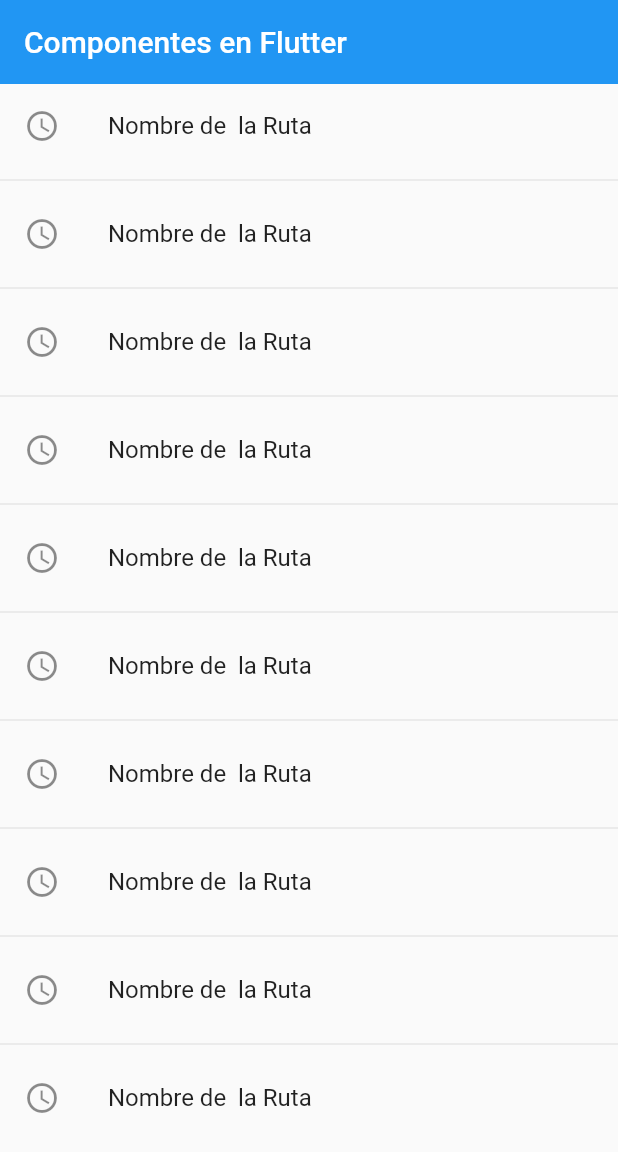
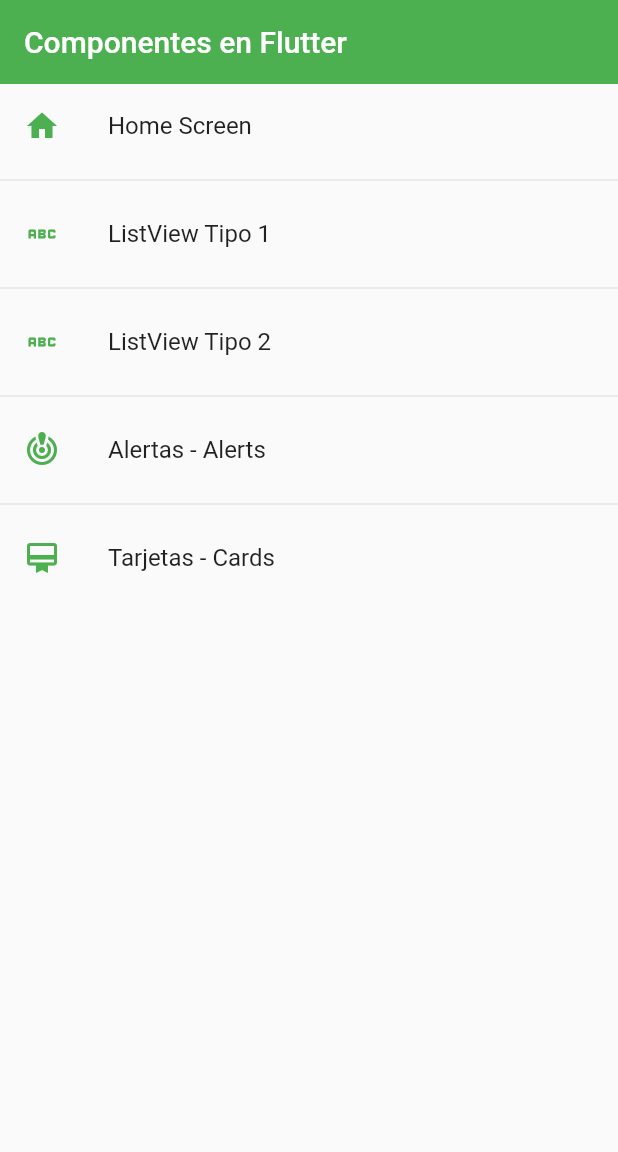
Before and after one commit to DonKames/flutter_components, a Flutter app: the screen it shows after launch, on a phone screen of 412 x 824 dp. Shown: the top 1152 px of the screen. Run offline on Flutter 3.47's test engine with Material 2 defaults, Android fonts, the phone set to English and light mode, and no system bars.

Commit message:
Curso Flutter 77

```diff
--- a/lib/main.dart
+++ b/lib/main.dart
@@ -1,4 +1,5 @@
 import 'package:fl_components/router/app_routes.dart';
+import 'package:fl_components/themes/app_theme.dart';
 
 import 'package:flutter/material.dart';
 
@@ -13,8 +14,9 @@ class MyApp extends StatelessWidget {
       debugShowCheckedModeBanner: false,
       title: 'Material App',
       initialRoute: AppRoutes.initialRoute,
-      routes: AppRoutes.routes,
+      routes: AppRoutes.getAppRoutes(),
       onGenerateRoute: AppRoutes.onGenerateRoute,
+      theme: AppTheme.lightTheme,
     );
   }
 }
--- a/lib/router/app_routes.dart
+++ b/lib/router/app_routes.dart
@@ -7,15 +7,55 @@ class AppRoutes {
 
   static final menuOptions = <MenuOption>[
     // TODO: borrar home
+    MenuOption(
+      route: 'home',
+      name: 'Home Screen',
+      screen: const HomeScreen(),
+      icon: Icons.home,
+    ),
+    MenuOption(
+      route: 'listview1',
+      name: 'ListView Tipo 1',
+      screen: const Listview1Screen(),
+      icon: Icons.abc,
+    ),
+    MenuOption(
+      route: 'listview2',
+      name: 'ListView Tipo 2',
+      screen: const Listview2Screen(),
+      icon: Icons.abc,
+    ),
+    MenuOption(
+      route: 'alert',
+      name: 'Alertas - Alerts',
+      screen: const AlertScreen(),
+      icon: Icons.crisis_alert,
+    ),
+    MenuOption(
+      route: 'card',
+      name: 'Tarjetas - Cards',
+      screen: const CardScreen(),
+      icon: Icons.card_membership,
+    ),
   ];
 
-  static Map<String, Widget Function(BuildContext)> routes = {
-    'home': ((BuildContext context) => const HomeScreen()),
-    'listview1': ((BuildContext context) => const Listview1Screen()),
-    'listview2': ((BuildContext context) => const Listview2Screen()),
-    'card': ((BuildContext context) => const CardScreen()),
-    'alert': ((BuildContext context) => const AlertScreen()),
-  };
+  static Map<String, Widget Function(BuildContext)> getAppRoutes() {
+    Map<String, Widget Function(BuildContext)> appRoutes = {};
+
+    for (final option in menuOptions) {
+      appRoutes.addAll({option.route: (BuildContext context) => option.screen});
+    }
+
+    return appRoutes;
+  }
+
+  // static Map<String, Widget Function(BuildContext)> routes = {
+  //   'home': ((BuildContext context) => const HomeScreen()),
+  //   'listview1': ((BuildContext context) => const Listview1Screen()),
+  //   'listview2': ((BuildContext context) => const Listview2Screen()),
+  //   'card': ((BuildContext context) => const CardScreen()),
+  //   'alert': ((BuildContext context) => const AlertScreen()),
+  // };
 
   static Route<dynamic> onGenerateRoute(RouteSettings settings) {
     return MaterialPageRoute(builder: (context) => const AlertScreen());
--- a/lib/screens/card_screen.dart
+++ b/lib/screens/card_screen.dart
@@ -1,3 +1,5 @@
+import 'package:fl_components/router/app_routes.dart';
+import 'package:fl_components/themes/app_theme.dart';
 import 'package:flutter/material.dart';
 
 class CardScreen extends StatelessWidget {
@@ -5,9 +7,27 @@ class CardScreen extends StatelessWidget {
 
   @override
   Widget build(BuildContext context) {
-    return const Scaffold(
-      body: Center(
-        child: Text('CardScreen'),
+    return Scaffold(
+      appBar: AppBar(
+        title: const Text('Card - Tarjetas'),
+      ),
+      body: ListView(
+        padding: const EdgeInsets.symmetric(horizontal: 20, vertical: 10),
+        children: [
+          Card(
+            child: Column(children: const [
+              ListTile(
+                leading: Icon(
+                  Icons.photo_album_outlined,
+                  color: AppTheme.primary,
+                ),
+                title: Text('Soy un titulo'),
+                subtitle: Text(
+                    'Ad aute enim enim laboris exercitation non mollit dolore elit. Lorem consectetur dolore consequat eu nostrud aute sit ipsum non nulla Lorem cupidatat quis. Sunt ad ullamco mollit id. Est enim minim eu sint. Pariatur est cupidatat ex ipsum Lorem voluptate.'),
+              )
+            ]),
+          )
+        ],
       ),
     );
   }
--- a/lib/screens/home_screen.dart
+++ b/lib/screens/home_screen.dart
@@ -1,4 +1,5 @@
-import 'package:fl_components/screens/listview1_screen.dart';
+import 'package:fl_components/router/app_routes.dart';
+import 'package:fl_components/themes/app_theme.dart';
 import 'package:flutter/material.dart';
 
 class HomeScreen extends StatelessWidget {
@@ -6,23 +7,24 @@ class HomeScreen extends StatelessWidget {
 
   @override
   Widget build(BuildContext context) {
+    final menuOptions = AppRoutes.menuOptions;
+
     return Scaffold(
       appBar: AppBar(
         title: const Text('Componentes en Flutter'),
-        elevation: 0,
       ),
       body: ListView.separated(
-          itemCount: 10,
-          separatorBuilder: (BuildContext context, int index) =>
-              const Divider(),
-          itemBuilder: (BuildContext context, int index) => ListTile(
-                leading: const Icon(Icons.access_time_outlined),
-                title: const Text('Nombre de  la Ruta'),
-                onTap: () => Navigator.pushNamed(context, 'listview1'),
-                // final route = MaterialPageRoute(
-                //     builder: (context) => const Listview1Screen());
-                // Navigator.push(context, route);
-              )),
+        itemCount: menuOptions.length,
+        separatorBuilder: (BuildContext _, int __) => const Divider(),
+        itemBuilder: (context, index) => ListTile(
+          leading: Icon(
+            menuOptions[index].icon,
+            color: AppTheme.primary,
+          ),
+          title: Text(menuOptions[index].name),
+          onTap: () => Navigator.pushNamed(context, menuOptions[index].route),
+        ),
+      ),
     );
   }
 }
--- a/lib/screens/listview2_screen.dart
+++ b/lib/screens/listview2_screen.dart
@@ -15,7 +15,6 @@ class Listview2Screen extends StatelessWidget {
     return Scaffold(
       appBar: AppBar(
         title: const Text('ListView Tipo 2'),
-        elevation: 0,
         backgroundColor: Colors.purple,
       ),
       body: ListView.separated(
--- /dev/null
+++ b/lib/themes/app_theme.dart
@@ -0,0 +1,28 @@
+import 'package:flutter/material.dart';
+
+class AppTheme {
+  static const Color primary = Colors.green;
+
+  static final ThemeData lightTheme = ThemeData.light().copyWith(
+      //Color Primario
+      primaryColor: primary,
+
+      //AppBar Theme
+      appBarTheme: const AppBarTheme(
+        color: primary,
+        elevation: 0,
+      ));
+
+  static final ThemeData darkTheme = ThemeData.dark().copyWith(
+    //Color Primario
+    primaryColor: primary,
+
+    //AppBar Theme
+    appBarTheme: const AppBarTheme(
+      color: primary,
+      elevation: 0,
+    ),
+
+    scaffoldBackgroundColor: Colors.black,
+  );
+}
```
